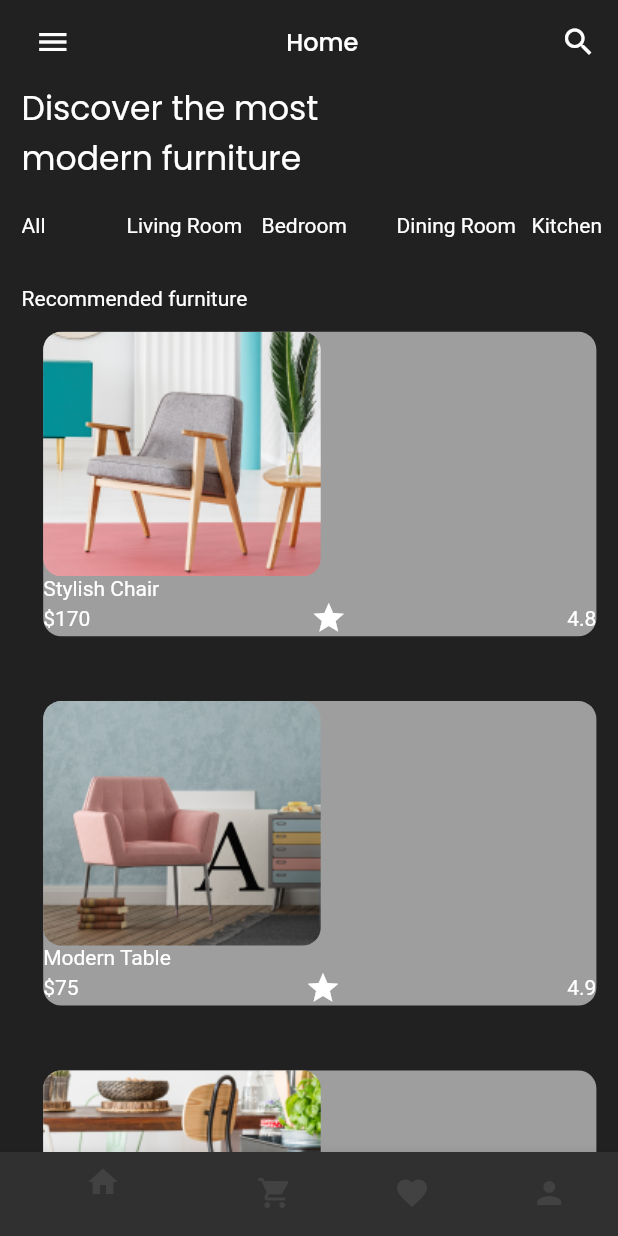
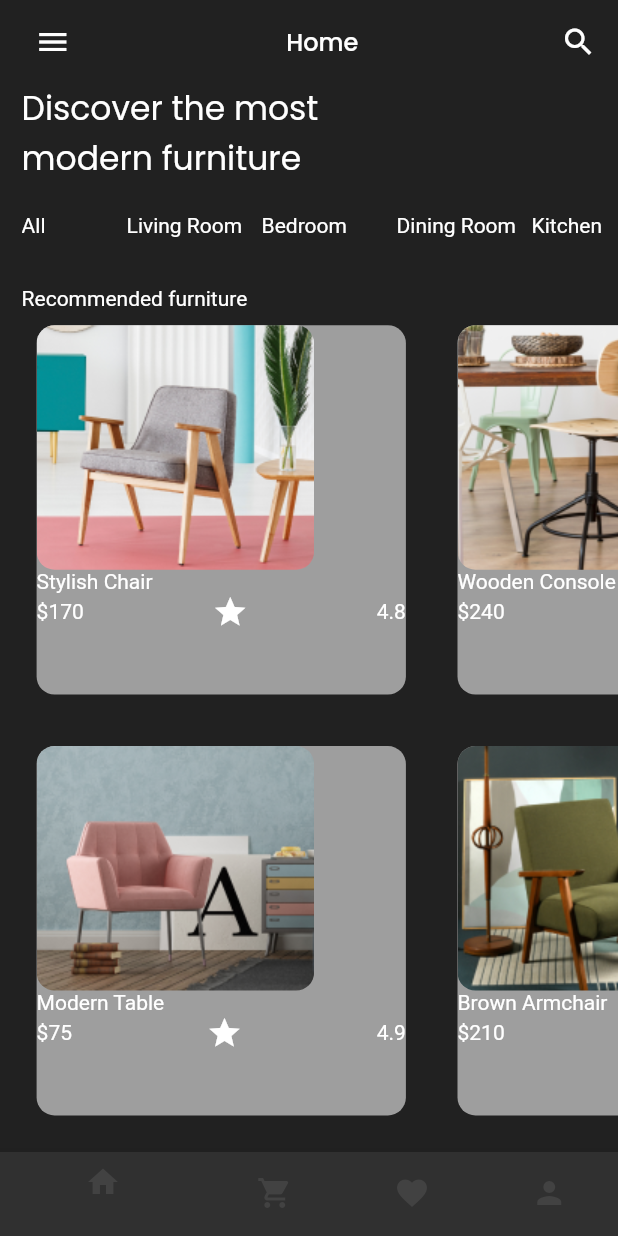
Before and after one commit to aswinadi/fugi_fic, a Flutter app: the screen it shows after launch, on a phone screen of 412 x 824 dp. Run offline on Flutter 3.47's test engine with Material 2 defaults, Android fonts, the phone set to English and light mode, and no system bars; our stand-ins replace google_fonts.

Commit message:
UI Slicing

```diff
--- a/lib/screens/homescreen.dart
+++ b/lib/screens/homescreen.dart
@@ -125,8 +125,10 @@ class _HomeScreenState extends State<HomeScreen> {
             child: Text('Recommended furniture'),
           ),
           Expanded(
-            child: ListView(
-              scrollDirection: Axis.vertical,
+            child: GridView(
+              gridDelegate:
+                  SliverGridDelegateWithFixedCrossAxisCount(crossAxisCount: 2),
+              scrollDirection: Axis.horizontal,
               children: [
                 FurnitureTile(
                   furnitureImagePath: 'assets/images/furniture_composition.png',
--- a/lib/util/furniture_tile.dart
+++ b/lib/util/furniture_tile.dart
@@ -20,9 +20,10 @@ class FurnitureTile extends StatelessWidget {
         bottom: 14.4,
       ),
       child: Padding(
-        padding: const EdgeInsets.all(14.4),
+        padding: const EdgeInsets.all(10),
         child: Container(
           width: 180,
+          height: 220,
           decoration: BoxDecoration(
             borderRadius: BorderRadius.circular(12),
             color: Colors.grey,
```
